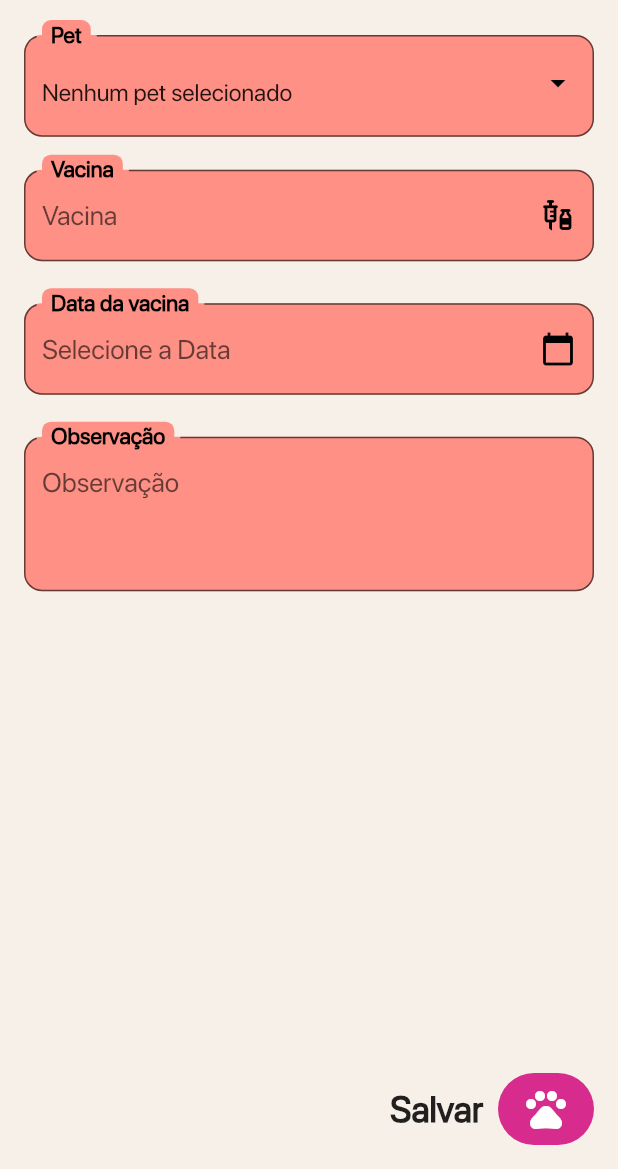
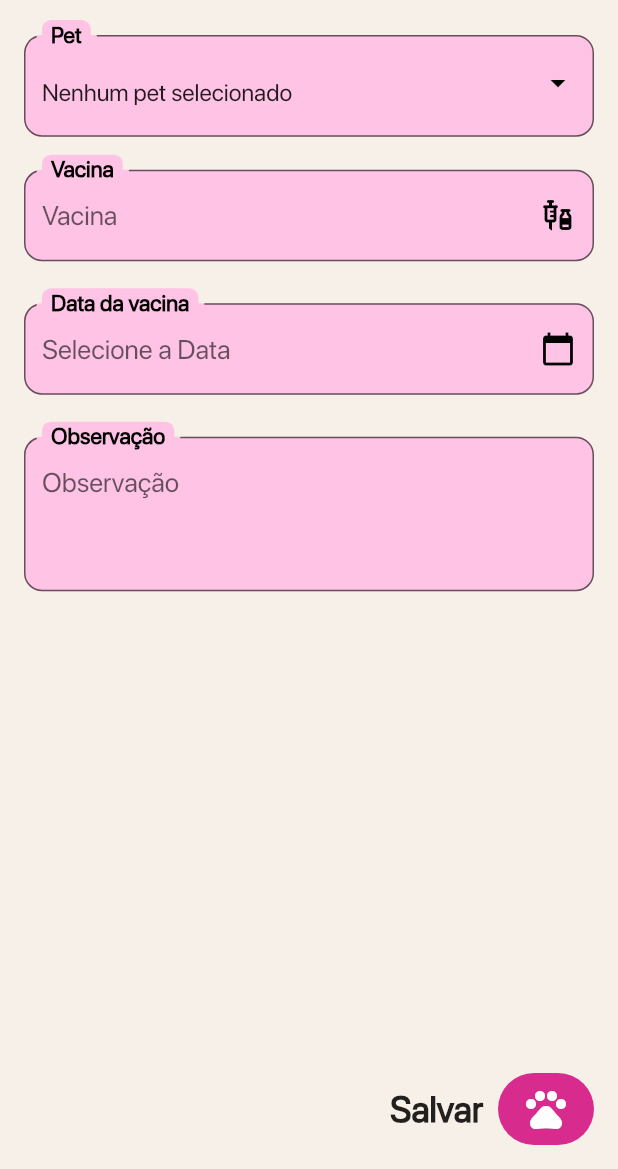
Before and after one commit to gbramoura/petcare, a Flutter app: the AddVaccinationPage screen opened by its route, on a phone screen of 412 x 824 dp, the part 67-1236 px from its top. Run offline on Flutter 3.47's test engine with Material 3 defaults, Android fonts, the phone set to English and light mode, and no system bars; our stand-ins replace flutter_slidable, image_picker, sqflite; missing offline and left inert: age_calculator; accounts and stored records are empty.

Commit message:
Update background colors for entries on vaccination add page

```diff
--- a/lib/pages/vaccinations/add_vaccination_page.dart
+++ b/lib/pages/vaccinations/add_vaccination_page.dart
@@ -119,26 +119,26 @@ class _AddVaccinationPageState extends State<AddVaccinationPage> {
             items: _petDropdownMenuItems(),
             hint: 'Nenhum pet selecionado',
             value: _petIdController.text,
-            backgroundColor: PetCareTheme.pink_100,
+            backgroundColor: PetCareTheme.pink_50,
             margin: EdgeInsets.only(left: 16, right: 16, top: 12),
             onChanged: (value) => _petIdController.text=value!,
           ),
           SizedBox(height: 16),
           TextInput(
-            backgroundColor: PetCareTheme.pink_100,
+            backgroundColor: PetCareTheme.pink_50,
             label: 'Vacina',
             controller: _nameController,
             icon: Icons.vaccines,
           ),
           SizedBox(height: 16),
           DateInput(
-            backgroundColor: PetCareTheme.pink_100,
+            backgroundColor: PetCareTheme.pink_50,
             label: 'Data da vacina',
             controller: _applicationDateController,
           ),
           SizedBox(height: 16),
           TextInput(
-            backgroundColor: PetCareTheme.pink_100,
+            backgroundColor: PetCareTheme.pink_50,
             label: 'Observação',
             controller: _observationController,
             maxlines: 3,
--- a/lib/themes/pet_care_theme.dart
+++ b/lib/themes/pet_care_theme.dart
@@ -9,6 +9,7 @@ class PetCareTheme {
   static Color blue_250 = Color.fromRGBO(185, 213, 217, 1);
   static Color blue_300 = Color.fromRGBO(22, 148, 165, 1);
 
+  static Color pink_50 = Color.fromRGBO(255, 195, 229, 1);
   static Color pink_100 = Color.fromRGBO(254, 144, 133, 1);
   static Color pink_300 = Color.fromRGBO(254, 92, 91, 1);
   static Color pink_900 = Color.fromRGBO(215, 44, 141, 1);
```
